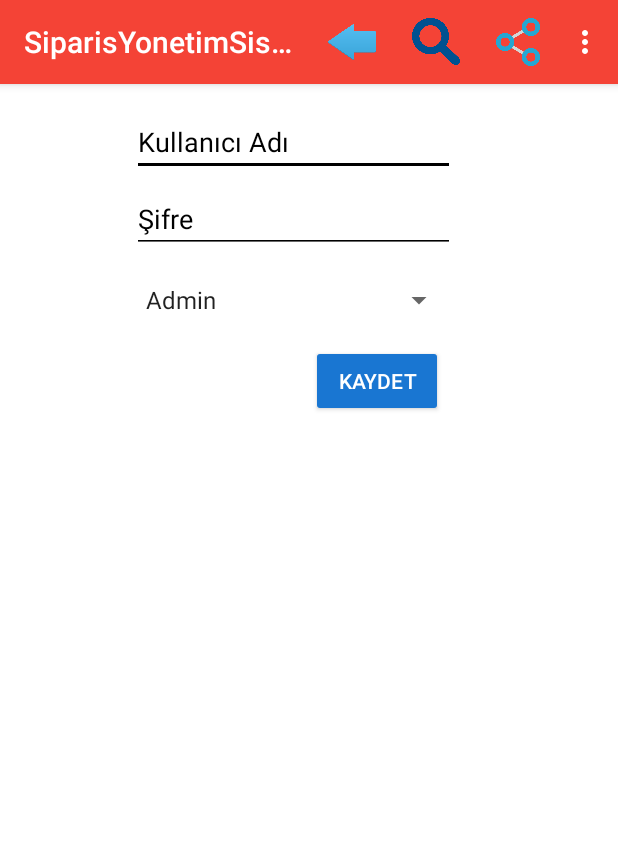
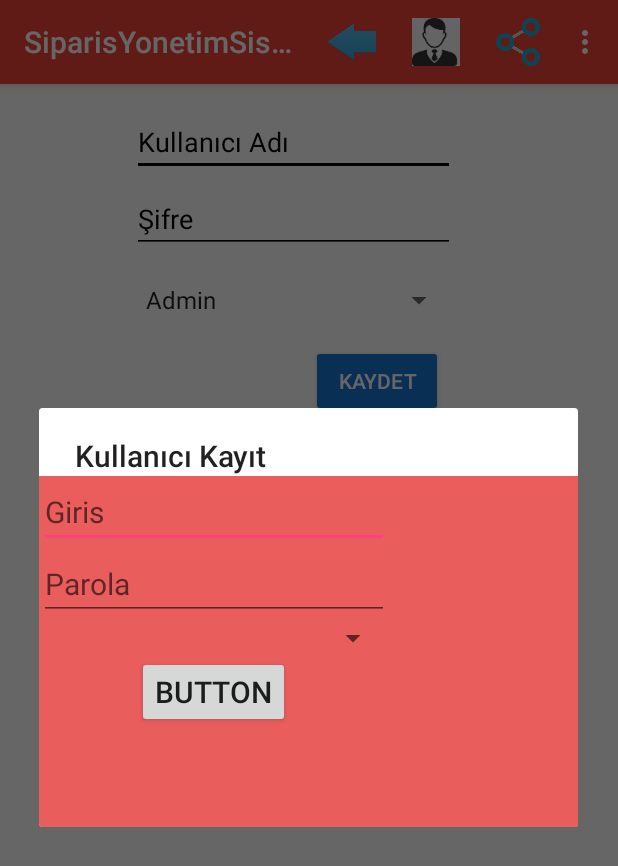
Before and after one commit to yusufkocak1/sys, an Android app: the AdminPanel screen opened directly, with no data from a screen before it, after a tap on "Search", on a phone screen of 412 x 824 dp. Shown: the top 866 px of the screen. Run offline under Robolectric (Android 15) with nearby library versions, the phone set to English and light mode, and no system bars; our stand-ins replace Volley; network calls fail; 1 statement that could not run was skipped.

Commit message:
AlertDialog
da

```diff
--- a/app/src/main/java/yube/com/siparisyonetimsistemi/AdminPanel.java
+++ b/app/src/main/java/yube/com/siparisyonetimsistemi/AdminPanel.java
@@ -30,7 +30,7 @@ import java.util.Map;
 public class AdminPanel extends AppCompatActivity {
 
     //Variables in this class
-    EditText username,password;
+    EditText username,password,giris,parola;
     TextView textView;
     Button save;
     Spinner spinner;
@@ -87,7 +87,28 @@ public class AdminPanel extends AppCompatActivity {
             Intent cagir = new Intent(this, LoginPage.class);
             startActivity(cagir);
         }
-
+else if(id==R.id.action_search){
+            android.app.AlertDialog.Builder builder=new android.app.AlertDialog.Builder(AdminPanel.this);
+            builder.setTitle("Kullanıcı Kayıt");
+            View mView=getLayoutInflater().inflate(R.layout.alert,null);
+             giris=(EditText)mView.findViewById(R.id.editText);
+             parola=(EditText)mView.findViewById(R.id.editText2);
+            Button login=(Button)mView.findViewById(R.id.button);
+            login.setOnClickListener(new View.OnClickListener() {
+                @Override
+                public void onClick(View view) {
+                    if(!giris.getText().toString().isEmpty()&&!parola.getText().toString().isEmpty()){
+                       setJsonBtn();
+                    }
+                    else {
+                        Toast.makeText(AdminPanel.this,"Boş olarak Geçmeyiniz",Toast.LENGTH_SHORT).show();
+                    }
+                }
+            });
+            builder.setView(mView);
+            android.app.AlertDialog dialog= builder.create();
+            dialog.show();
+        }
         return AdminPanel.super.onOptionsItemSelected(item);
     }
 
@@ -98,8 +119,8 @@ public class AdminPanel extends AppCompatActivity {
        final String pass;
        final int yetki;
 
-       usern = username.getText().toString();
-       pass = password.getText().toString();
+       usern = giris.getText().toString();
+       pass = parola.getText().toString();
 
        yetki =spinner.getSelectedItemPosition();
        StringRequest stringRequest = new StringRequest(Request.Method.POST, insertUrl,/*php sayfasına ulasmak ıcın yazıyoruz*/
--- /dev/null
+++ b/app/src/main/res/layout/alert.xml
@@ -0,0 +1,58 @@
+<?xml version="1.0" encoding="utf-8"?>
+<android.support.constraint.ConstraintLayout xmlns:android="http://schemas.android.com/apk/res/android"
+    xmlns:app="http://schemas.android.com/apk/res-auto"
+    xmlns:tools="http://schemas.android.com/tools"
+    android:layout_width="wrap_content"
+    android:layout_height="wrap_content"
+    android:layout_gravity="center"
+    android:background="#e95d5d"
+    >
+
+
+    <LinearLayout
+        android:layout_width="wrap_content"
+        android:layout_height="250dp"
+        android:layout_marginBottom="-16dp"
+        android:orientation="vertical"
+        app:layout_constraintBottom_toBottomOf="parent"
+        tools:layout_editor_absoluteX="-60dp">
+
+
+        <EditText
+            android:id="@+id/editText"
+            android:layout_width="wrap_content"
+            android:layout_height="wrap_content"
+            android:ems="10"
+            android:hint="Giris"
+            android:inputType="textPersonName"
+            android:textColor="#39b6bc"
+            android:textSize="20dp" />
+
+        <EditText
+            android:id="@+id/editText2"
+            android:layout_width="wrap_content"
+            android:layout_height="wrap_content"
+            android:ems="10"
+            android:hint="Parola"
+            android:inputType="textPassword"
+            android:textColor="#39b6bc"
+            android:textSize="20dp" />
+
+        <Spinner
+            android:id="@+id/spinner2"
+            android:layout_width="match_parent"
+            android:layout_height="wrap_content" />
+
+        <Button
+            android:id="@+id/button"
+            android:layout_width="wrap_content"
+            android:layout_height="wrap_content"
+            android:layout_gravity="center"
+            android:layout_marginBottom="20dp"
+            android:foregroundGravity="center"
+            android:gravity="center"
+            android:text="Button"
+            android:textSize="20dp" />
+
+    </LinearLayout>
+</android.support.constraint.ConstraintLayout>
--- a/app/src/main/res/menu/menu_main.xml
+++ b/app/src/main/res/menu/menu_main.xml
@@ -11,7 +11,7 @@
         app:showAsAction="always"></item>
     <item
         android:id="@+id/action_search"
-        android:icon="@drawable/search"
+        android:icon="@mipmap/images"
         android:orderInCategory="100"
         android:title="@string/action_search"
         app:showAsAction="always" />
--- a/build.gradle
+++ b/build.gradle
@@ -5,7 +5,7 @@ buildscript {
         jcenter()
     }
     dependencies {
-        classpath 'com.android.tools.build:gradle:2.3.0'
+        classpath 'com.android.tools.build:gradle:2.3.1'
 
         // NOTE: Do not place your application dependencies here; they belong
         // in the individual module build.gradle files
```
Also changed, not shown: app/src/main/res/mipmap-xxhdpi/images.jpg (added), 1 other file.
